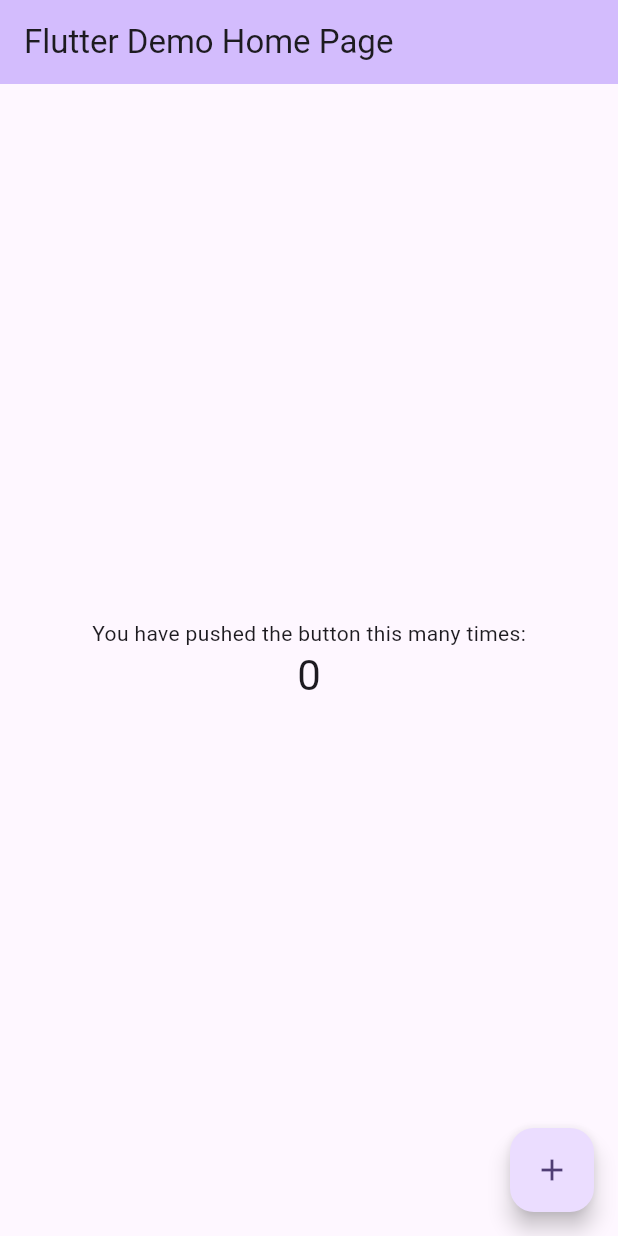
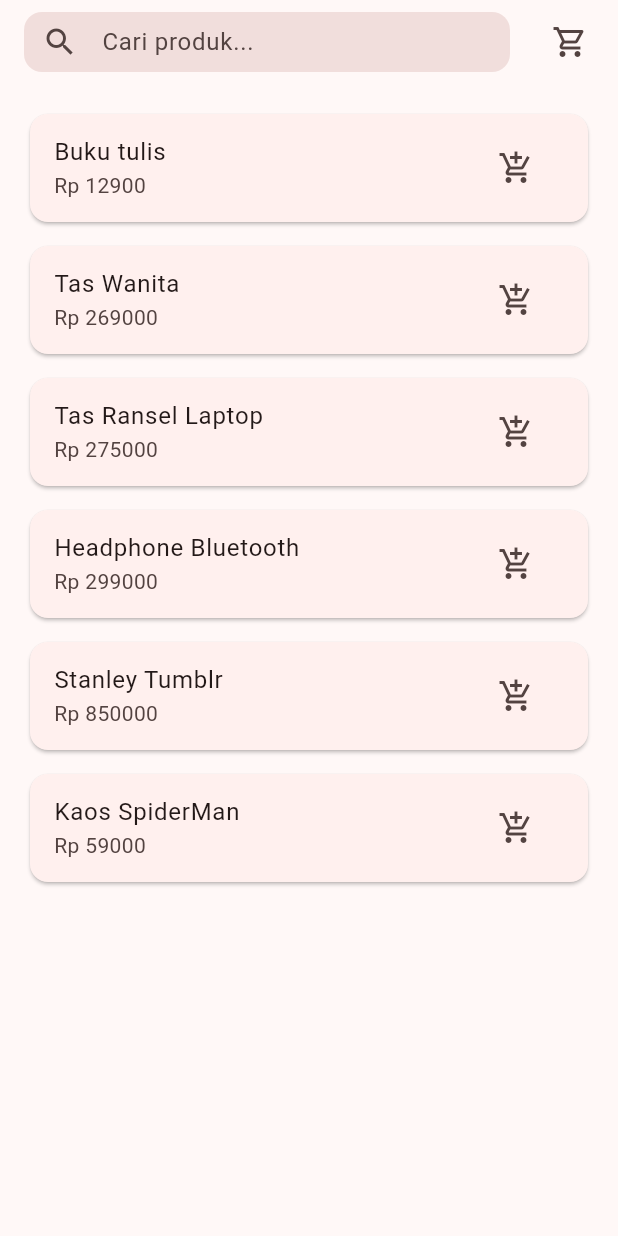
Before and after one commit to Monicaa21/MobileProgramming_Kelompok-, a Flutter app: the screen it shows after launch, on a phone screen of 412 x 824 dp. Run offline on Flutter 3.47's test engine with Material 3 defaults, Android fonts, the phone set to English and light mode, and no system bars.

Commit message:
feat: menambahkan fitur search bar, keranjang, dan sample produk data untuk ditesting

```diff
--- a/lib/main.dart
+++ b/lib/main.dart
@@ -11,111 +11,140 @@ class MyApp extends StatelessWidget {
   @override
   Widget build(BuildContext context) {
     return MaterialApp(
-      title: 'Flutter Demo',
+      title: 'Toko E-Commerce',
+      debugShowCheckedModeBanner: false,
       theme: ThemeData(
-        // This is the theme of your application.
-        //
-        // TRY THIS: Try running your application with "flutter run". You'll see
-        // the application has a purple toolbar. Then, without quitting the app,
-        // try changing the seedColor in the colorScheme below to Colors.green
-        // and then invoke "hot reload" (save your changes or press the "hot
-        // reload" button in a Flutter-supported IDE, or press "r" if you used
-        // the command line to start the app).
-        //
-        // Notice that the counter didn't reset back to zero; the application
-        // state is not lost during the reload. To reset the state, use hot
-        // restart instead.
-        //
-        // This works for code too, not just values: Most code changes can be
-        // tested with just a hot reload.
-        colorScheme: .fromSeed(seedColor: Colors.deepPurple),
-      ),
-      home: const MyHomePage(title: 'Flutter Demo Home Page'),
+        useMaterial3: true, colorSchemeSeed: Colors.red),
+      home: const HomePage(),
     );
   }
 }
 
-class MyHomePage extends StatefulWidget {
-  const MyHomePage({super.key, required this.title});
+// struktur data produk
+class Product {
+  final String name;
+  final int price;
+  const Product(this.name, this.price);
+}
 
-  // This widget is the home page of your application. It is stateful, meaning
-  // that it has a State object (defined below) that contains fields that affect
-  // how it looks.
+// daftar produknya
+// <Product> itu objectnya
+const List<Product> allProducts = [
+  Product('Buku tulis', 12900),
+  Product('Tas Wanita', 269000),
+  Product('Tas Ransel Laptop', 275000),
+  Product('Headphone Bluetooth', 299000),
+  Product('Stanley Tumblr', 850000),
+  Product('Kaos SpiderMan', 59000),
+];
 
-  // This class is the configuration for the state. It holds the values (in this
-  // case the title) provided by the parent (in this case the App widget) and
-  // used by the build method of the State. Fields in a Widget subclass are
-  // always marked "final".
-
-  final String title;
+class HomePage extends StatefulWidget {
+  const HomePage({super.key});
 
   @override
-  State<MyHomePage> createState() => _MyHomePageState();
+  State<HomePage> createState() => _HomePageState();
 }
 
-class _MyHomePageState extends State<MyHomePage> {
-  int _counter = 0;
+class _HomePageState extends State<HomePage> {
+  final TextEditingController _searchController = TextEditingController();
+  String _query = '';
+  int _cartCount = 0;
 
-  void _incrementCounter() {
-    setState(() {
-      // This call to setState tells the Flutter framework that something has
-      // changed in this State, which causes it to rerun the build method below
-      // so that the display can reflect the updated values. If we changed
-      // _counter without calling setState(), then the build method would not be
-      // called again, and so nothing would appear to happen.
-      _counter++;
-    });
+  // buat bersihin resource kalau misal halamannya udh ga di homepage
+  @override
+  void dispose() {
+    // kalo udh dihalaman yang bukan homepage, searchControllernya dibersihin
+    _searchController.dispose();
+    super.dispose();
   }
 
+  // cari produk berdasarkan pencarian
+  List<Product> get _filteredProducts => allProducts
+      .where((p) => p.name.toLowerCase().contains(_query.toLowerCase()))
+      .toList();
+
+  // produk mengambil daftar produk yang sudah difilter.
   @override
   Widget build(BuildContext context) {
-    // This method is rerun every time setState is called, for instance as done
-    // by the _incrementCounter method above.
-    //
-    // The Flutter framework has been optimized to make rerunning build methods
-    // fast, so that you can just rebuild anything that needs updating rather
-    // than having to individually change instances of widgets.
+    final products = _filteredProducts;
+
     return Scaffold(
       appBar: AppBar(
-        // TRY THIS: Try changing the color here to a specific color (to
-        // Colors.amber, perhaps?) and trigger a hot reload to see the AppBar
-        // change color while the other colors stay the same.
-        backgroundColor: Theme.of(context).colorScheme.inversePrimary,
-        // Here we take the value from the MyHomePage object that was created by
-        // the App.build method, and use it to set our appbar title.
-        title: Text(widget.title),
+        titleSpacing: 16,
+        title: _buildSearchBar(),
+        actions: [
+          Padding(
+            padding: const EdgeInsets.only(right: 8),
+            child: IconButton(
+              tooltip: 'Keranjang',
+              icon: Badge(
+                isLabelVisible: _cartCount > 0,
+                label: Text('$_cartCount'),
+                child: const Icon(Icons.shopping_cart_outlined),
+              ),
+              onPressed: () {
+                // TODO: navigasi ke halaman keranjang
+              },
+            ),
+          ),
+        ],
       ),
-      body: Center(
-        // Center is a layout widget. It takes a single child and positions it
-        // in the middle of the parent.
-        child: Column(
-          // Column is also a layout widget. It takes a list of children and
-          // arranges them vertically. By default, it sizes itself to fit its
-          // children horizontally, and tries to be as tall as its parent.
-          //
-          // Column has various properties to control how it sizes itself and
-          // how it positions its children. Here we use mainAxisAlignment to
-          // center the children vertically; the main axis here is the vertical
-          // axis because Columns are vertical (the cross axis would be
-          // horizontal).
-          //
-          // TRY THIS: Invoke "debug painting" (choose the "Toggle Debug Paint"
-          // action in the IDE, or press "p" in the console), to see the
-          // wireframe for each widget.
-          mainAxisAlignment: .center,
-          children: [
-            const Text('You have pushed the button this many times:'),
-            Text(
-              '$_counter',
-              style: Theme.of(context).textTheme.headlineMedium,
+
+      // tampilin produk di halamannya
+      // periksa apakah produk masih ada
+      body: products.isEmpty
+          ? const Center(child: Text('Produk tidak ditemukan'))
+          // kalau produknya ada, tampilin
+          : ListView.separated(
+              padding: const EdgeInsets.all(16),
+              // jika terdapat 6 produk, maka itemCount bernilai 6.
+              itemCount: products.length,
+              separatorBuilder: (_, __) => const SizedBox(height: 8),
+              // Menentukan tampilan setiap produk
+              itemBuilder: (context, i) {
+                final p = products[i];
+                // struktur card produknya
+                return Card(
+                  child: ListTile(
+                    title: Text(p.name),
+                    subtitle: Text('Rp ${p.price}'),
+                    trailing: IconButton(
+                      icon: const Icon(Icons.add_shopping_cart),
+                      onPressed: () => setState(() => _cartCount++),
+                    ),
+                  ),
+                );
+              },
             ),
-          ],
+    );
+  }
+
+  Widget _buildSearchBar() {
+    return SizedBox(
+      height: 40,
+      child: TextField(
+        controller: _searchController,
+        onChanged: (value) => setState(() => _query = value),
+        textInputAction: TextInputAction.search,
+        decoration: InputDecoration(
+          hintText: 'Cari produk...',
+          prefixIcon: const Icon(Icons.search),
+          suffixIcon: _query.isEmpty
+              ? null
+              : IconButton(
+                  icon: const Icon(Icons.close),
+                  onPressed: () {
+                    _searchController.clear();
+                    setState(() => _query = '');
+                  },
+                ),
+          filled: true,
+          contentPadding: EdgeInsets.zero,
+          border: OutlineInputBorder(
+            borderRadius: BorderRadius.circular(12),
+            borderSide: BorderSide.none,
+          ),
         ),
-      ),
-      floatingActionButton: FloatingActionButton(
-        onPressed: _incrementCounter,
-        tooltip: 'Increment',
-        child: const Icon(Icons.add),
       ),
     );
   }
```
